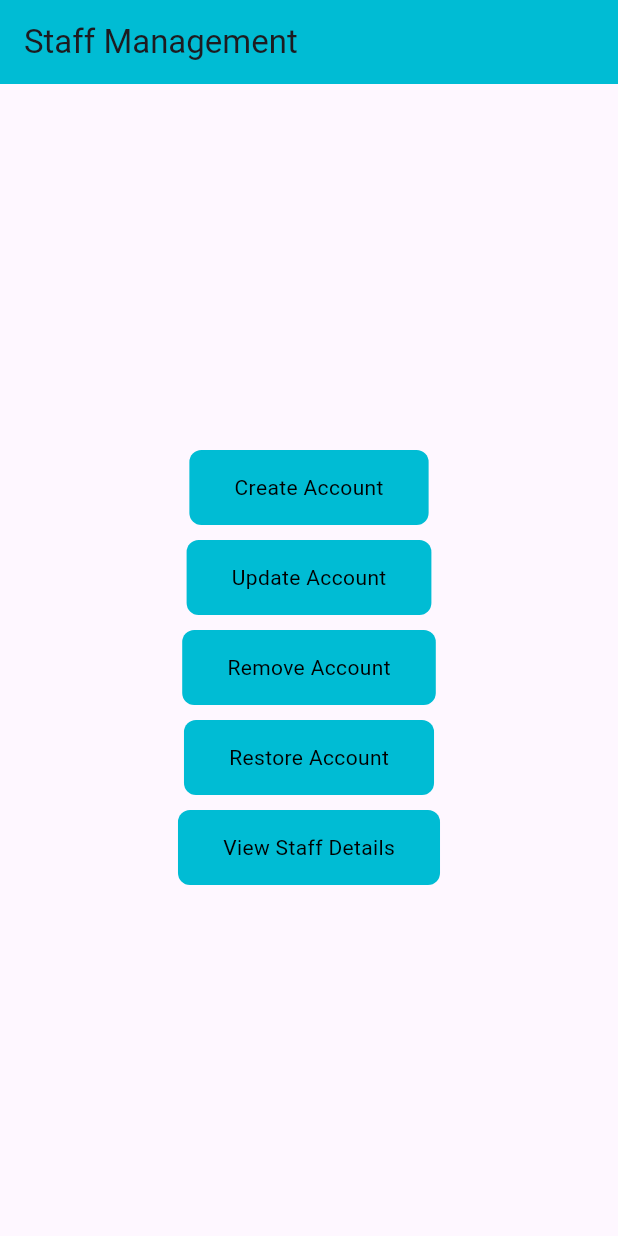
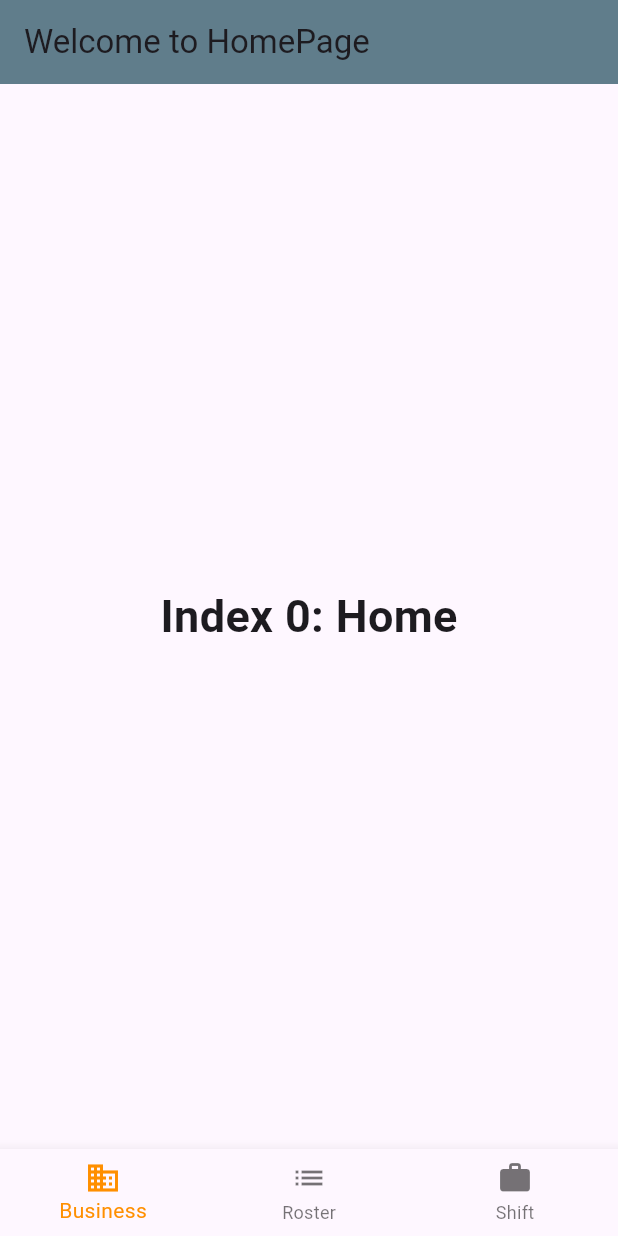
Before and after one commit to MySpaceInn/internship-StaffManagement, a Flutter app: the screen it shows after launch, on a phone screen of 412 x 824 dp. Run offline on Flutter 3.47's test engine with Material 3 defaults, Android fonts, the phone set to English and light mode, and no system bars.

Commit message:
initial commit

```diff
--- /dev/null
+++ b/lib/home_page.dart
@@ -0,0 +1,129 @@
+import 'package:flutter/material.dart';
+import 'package:flutter_application_1/service/business_service.dart';
+import 'package:flutter_application_1/service/roster_service.dart';
+
+void runRoster() {
+  RosterService roster = RosterService();
+  runApp(roster.getAppMenu());
+}
+
+void runStaff() {
+  runApp(BusinessService().getAppMenu());
+}
+
+class GetHomePage {
+  getHomeUI() {
+    return const MaterialApp(
+        title: 'Staff Management',
+        home: Scaffold(
+          // appBar: AppBar(
+          //   title: const Text("Welcome To HomePage"),
+          //   //  leading: Builder(
+          //   //    builder: (context) {
+          //   // //     return IconButton(
+          //   // //         icon: const Icon(Icons.menu),
+          //   // //         onPressed: () {
+          //   // //           Scaffold.of(context).openDrawer();
+          //   // //         });
+          //   //   },
+          //   // )
+          // ),
+          body: HomePage(),
+          // drawer: Drawer(
+          //     backgroundColor: Color.fromARGB(59, 255, 255, 255),
+          //     child: ListView(padding: EdgeInsets.zero, children: const [
+          //       DrawerHeader(
+          //         decoration: BoxDecoration(
+          //           color: Color.fromARGB(255, 77, 2, 142),
+          //         ),
+          //         child: Text('Our Services'),
+          //       ),
+          //       ListTile(
+          //         title: Text('Business'),
+          //         // onTap:
+          //       )
+          //     ]))
+        ));
+  }
+}
+
+class HomePage extends StatelessWidget {
+  const HomePage({super.key});
+
+  @override
+  Widget build(BuildContext context) {
+    return const MaterialApp(
+      home: BottomNavigationBarExample(),
+    );
+  }
+}
+
+class BottomNavigationBarExample extends StatefulWidget {
+  const BottomNavigationBarExample({super.key});
+
+  @override
+  State<BottomNavigationBarExample> createState() =>
+      _BottomNavigationBarExampleState();
+}
+
+class _BottomNavigationBarExampleState
+    extends State<BottomNavigationBarExample> {
+  int _selectedIndex = 0;
+  static const TextStyle optionStyle =
+      TextStyle(fontSize: 30, fontWeight: FontWeight.bold);
+  static const List<Widget> _widgetOptions = <Widget>[
+    Text(
+      'Index 0: Home',
+      style: optionStyle,
+    ),
+    Text(
+      'Index 1: Business',
+      style: optionStyle,
+    ),
+    Text(
+      'Index 2: School',
+      style: optionStyle,
+    ),
+  ];
+
+  void _onItemTapped(int index) {
+    setState(() {
+      _selectedIndex = index;
+    });
+  }
+
+  @override
+  Widget build(BuildContext context) {
+    return Scaffold(
+      appBar: AppBar(
+        title: const Text('Welcome to HomePage'),
+        backgroundColor: Colors.blueGrey,
+      ),
+      body: Center(
+        child: _widgetOptions.elementAt(_selectedIndex),
+      ),
+      bottomNavigationBar: BottomNavigationBar(
+        items: const <BottomNavigationBarItem>[
+          BottomNavigationBarItem(
+            icon: Icon(Icons.business),
+            label: 'Business',
+            backgroundColor: Colors.red,
+          ),
+          BottomNavigationBarItem(
+            icon: Icon(Icons.list),
+            label: 'Roster',
+            backgroundColor: Colors.green,
+          ),
+          BottomNavigationBarItem(
+            icon: Icon(Icons.work),
+            label: 'Shift',
+            backgroundColor: Colors.purple,
+          ),
+        ],
+        currentIndex: _selectedIndex,
+        selectedItemColor: Colors.amber[800],
+        onTap: _onItemTapped,
+      ),
+    );
+  }
+}
--- a/lib/main.dart
+++ b/lib/main.dart
@@ -1,16 +1,11 @@
 import 'package:flutter/material.dart';
-import 'package:flutter_application_1/service/business_service.dart';
-import 'package:flutter_application_1/service/roster_service.dart';
+import 'package:flutter_application_1/home_page.dart';
 
 void main() {
-  runStaff();
+  runHomePage();
 }
 
-void runRoster() {
-  RosterService roster = RosterService();
-  runApp(roster.getAppMenu());
+void runHomePage() {
+  GetHomePage homePage = GetHomePage();
+  runApp(homePage.getHomeUI());
 }
-
-void runStaff() {
-  runApp(BusinessService().getAppMenu());
-}
--- a/lib/widget/staff/staff_menu.dart
+++ b/lib/widget/staff/staff_menu.dart
@@ -39,6 +39,7 @@ class _StaffMenuState extends State<StaffMenu> {
       Staff? staff = staffList.firstWhere(
         (staff) => staff.tax == tax,
       );
+      // ignore: unnecessary_null_comparison
       if (staff != null) {
         staffList.remove(staff);
         removedStaffList.add(staff);
```
Also changed, not shown: pubspec.lock.
